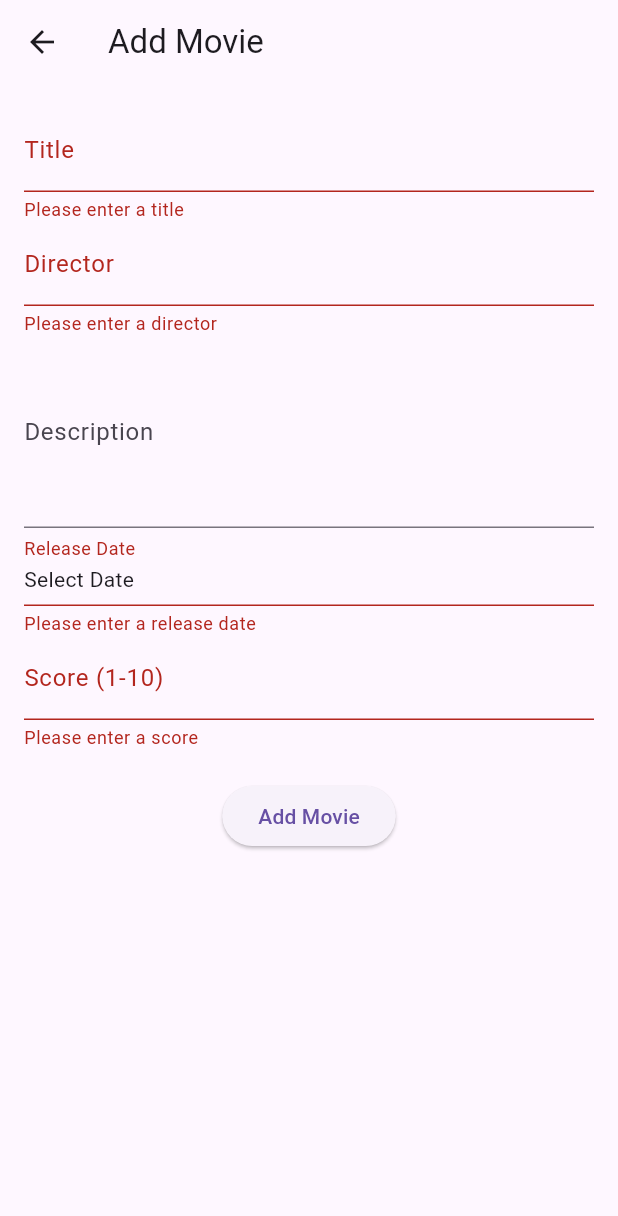
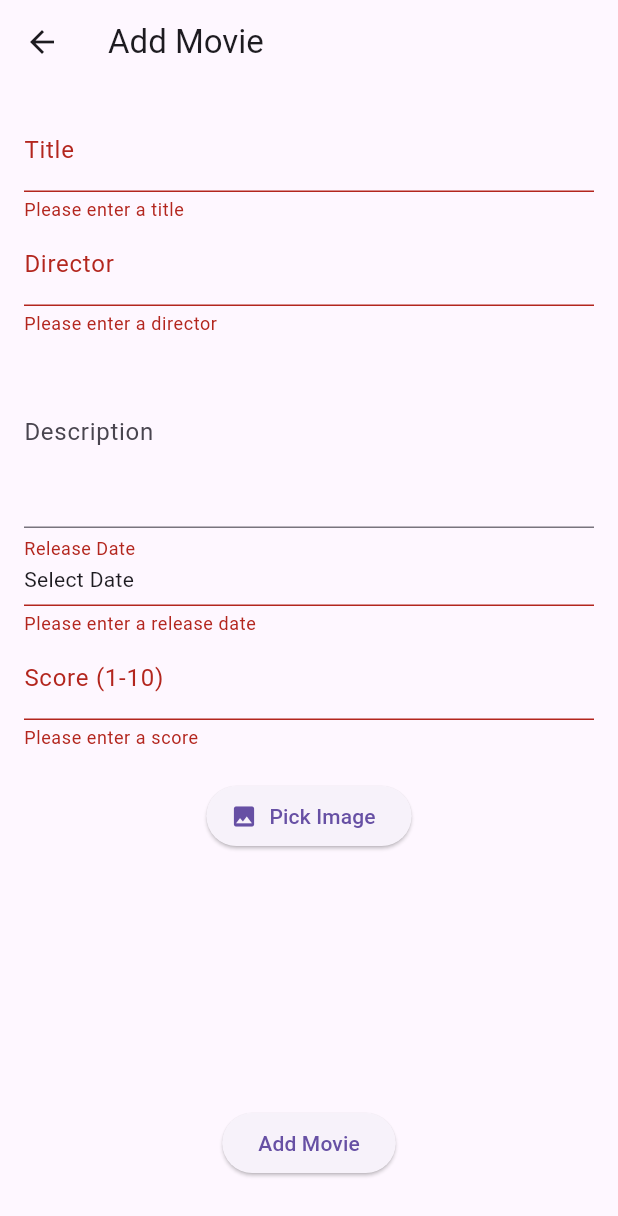
Before and after one commit to DutchDean/movieapptest, a Flutter app: the MovieAddScreen screen opened directly, after a tap on "Add Movie", on a phone screen of 412 x 824 dp. Shown: the top 1216 px of the screen. Run offline on Flutter 3.47's test engine with Material 3 defaults, Android fonts, the phone set to English and light mode, and no system bars; our stand-ins replace image_picker, shared_preferences; accounts and stored records are empty.

Commit message:
Testing adding images to movies

```diff
--- a/lib/models/movie.dart
+++ b/lib/models/movie.dart
@@ -1,37 +1,43 @@
 class Movie {
+  final String id;
   final String title;
   final String director;
   final String? description;
-  final DateTime? releasedate;
+  final DateTime? releaseDate;
   final int score;
+  final String? imagePath;
 
   Movie({
+    required this.id,
     required this.title,
     required this.director,
     this.description,
-    required this.releasedate,
-    required this.score, required id, DateTime? releaseDate,
+    required this.releaseDate,
+    required this.score,
+    this.imagePath,
   });
-
-  get id => null;
 
   Map<String, dynamic> toMap() {
     return {
+      'id': id,
       'title': title,
       'director': director,
       'description': description,
-      'release date': releasedate?.toIso8601String(),
+      'releaseDate': releaseDate?.toIso8601String(),
       'score': score,
+      'imagePath': imagePath,
     };
   }
 
   factory Movie.fromMap(Map<String, dynamic> map) {
     return Movie(
-      title: map['title'],
-      director: map['director'],
+      id: map['id'] ?? '',
+      title: map['title'] ?? '',
+      director: map['director'] ?? '',
       description: map['description'],
-      releasedate: map['release date'] != null ? DateTime.parse(map['release date']) : null,
-      score: map['score'] ?? 5, id: null,
+      releaseDate: map['releaseDate'] != null ? DateTime.parse(map['releaseDate']) : null,
+      score: map['score'] ?? 5,
+      imagePath: map['imagePath'],
     );
   }
 }
--- a/lib/providers/movie_provider.dart
+++ b/lib/providers/movie_provider.dart
@@ -43,6 +43,7 @@
     final index = _movies.indexWhere((movie) => movie.id == updatedMovie.id);
     if (index != -1) {
       _movies[index] = updatedMovie;
+      saveMovies();
       notifyListeners();
     }
   }
--- a/lib/screens/movie_add_screen.dart
+++ b/lib/screens/movie_add_screen.dart
@@ -1,6 +1,9 @@
+import 'dart:io';
 import 'package:flutter/material.dart';
 import 'package:intl/intl.dart';
 import 'package:provider/provider.dart';
+import 'package:image_picker/image_picker.dart';
+import 'package:uuid/uuid.dart';
 import 'package:movieapptest/providers/movie_provider.dart';
 import 'package:movieapptest/models/movie.dart';
 
@@ -18,6 +21,7 @@
   final TextEditingController _descriptionController = TextEditingController();
   final TextEditingController _scoreController = TextEditingController();
   DateTime? _selectedDate;
+  XFile? _selectedImage;
 
   @override
   Widget build(BuildContext context) {
@@ -29,6 +33,7 @@
         padding: const EdgeInsets.all(16.0),
         child: Form(
           key: _formKey,
+          child: SingleChildScrollView(
             child: Column(
               children: [
                 TextFormField(
@@ -86,27 +91,46 @@
                   },
                 ),
                 const SizedBox(height: 20),
+                ElevatedButton.icon(
+                  icon: const Icon(Icons.image),
+                  label: const Text('Pick Image'),
+                  onPressed: _pickImage,
+                ),
+                _selectedImage != null
+                    ? Image.file(
+                        File(_selectedImage!.path),
+                        height: 150,
+                        width: 150,
+                        fit: BoxFit.cover,
+                      )
+                    : const SizedBox(height: 150, width: 150),
+                const SizedBox(height: 20),
                 ElevatedButton(
                   onPressed: () {
                     if (_formKey.currentState?.validate() ?? false) {
                       try {
                         final movie = Movie(
+                          id: const Uuid().v4(),
                           title: _titleController.text,
                           director: _directorController.text,
-                        description: _descriptionController.text.isNotEmpty ? _descriptionController.text : null,
-                        releasedate: _selectedDate,
-                        score: int.parse(_scoreController.text), id: null,
+                          description: _descriptionController.text.isNotEmpty
+                              ? _descriptionController.text
+                              : null,
+                          releaseDate: _selectedDate,
+                          score: int.parse(_scoreController.text),
+                          imagePath: _selectedImage?.path,
                         );
                         Provider.of<MovieProvider>(context, listen: false).addMovie(movie);
                         Navigator.pop(context);
                       } catch (error) {
-                      // Error
+                        // Handle error
                       }
                     }
                   },
                   child: const Text('Add Movie'),
                 ),
               ],
+            ),
           ),
         ),
       ),
@@ -126,4 +150,14 @@
       });
     }
   }
+
+  Future<void> _pickImage() async {
+    final ImagePicker picker = ImagePicker();
+    final XFile? image = await picker.pickImage(source: ImageSource.gallery);
+    if (image != null) {
+      setState(() {
+        _selectedImage = image;
+      });
     }
+  }
+}
--- a/pubspec.yaml
+++ b/pubspec.yaml
@@ -35,6 +35,7 @@
   path_provider: ^2.0.0
   shared_preferences: ^2.0.6
   uuid: ^4.2.2
+  image_picker: ^0.8.4+3
 
 
   # The following adds the Cupertino Icons font to your application.
```
Also changed, not shown: lib/screens/movie_detail_screen.dart (+12 -1 lines), lib/screens/movie_edit_screen.dart (+30 -3 lines), pubspec.lock, 5 other files. Lines whose indentation alone changed are shown as unchanged.
